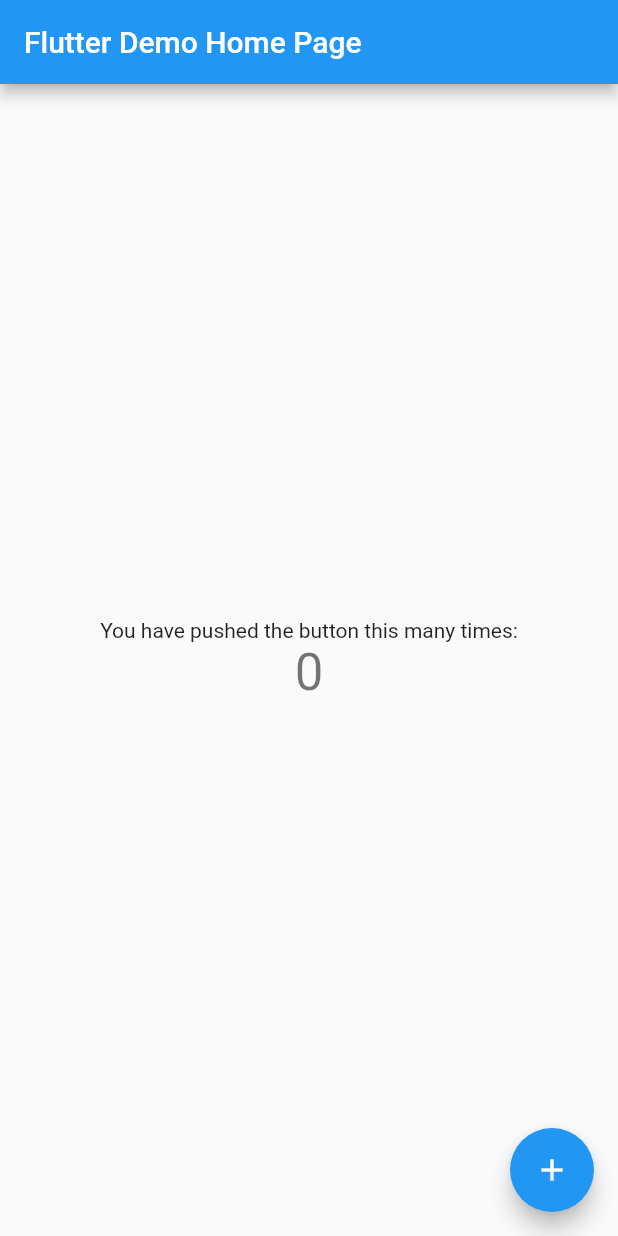
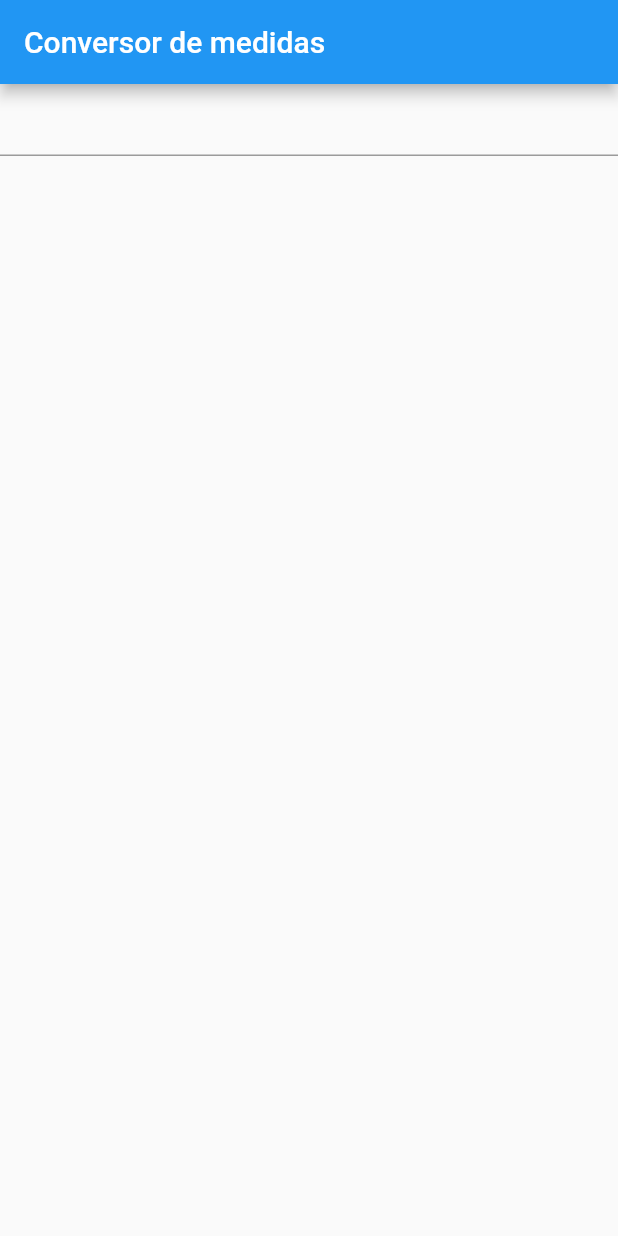
Before and after one commit to tzuzulcode/flutter_enero2022, a Flutter app: the screen it shows after launch, on a phone screen of 412 x 824 dp. Run offline on Flutter 3.47's test engine with Material 2 defaults, Android fonts, the phone set to English and light mode, and no system bars.

Commit message:
Stateful widgets y TextField

```diff
--- a/unit_converter/lib/main.dart
+++ b/unit_converter/lib/main.dart
@@ -10,106 +10,50 @@
   // This widget is the root of your application.
   @override
   Widget build(BuildContext context) {
-    return MaterialApp(
-      title: 'Flutter Demo',
-      theme: ThemeData(
-        // This is the theme of your application.
-        //
-        // Try running your application with "flutter run". You'll see the
-        // application has a blue toolbar. Then, without quitting the app, try
-        // changing the primarySwatch below to Colors.green and then invoke
-        // "hot reload" (press "r" in the console where you ran "flutter run",
-        // or simply save your changes to "hot reload" in a Flutter IDE).
-        // Notice that the counter didn't reset back to zero; the application
-        // is not restarted.
-        primarySwatch: Colors.blue,
-      ),
-      home: const MyHomePage(title: 'Flutter Demo Home Page'),
+    return const MaterialApp(
+      title:"Conversor de medidas",
+      home:MyHomePage()
     );
   }
 }
 
 class MyHomePage extends StatefulWidget {
-  const MyHomePage({Key? key, required this.title}) : super(key: key);
-
-  // This widget is the home page of your application. It is stateful, meaning
-  // that it has a State object (defined below) that contains fields that affect
-  // how it looks.
-
-  // This class is the configuration for the state. It holds the values (in this
-  // case the title) provided by the parent (in this case the App widget) and
-  // used by the build method of the State. Fields in a Widget subclass are
-  // always marked "final".
-
-  final String title;
+  const MyHomePage({Key? key}) : super(key: key);
 
   @override
-  State<MyHomePage> createState() => _MyHomePageState();
+  State<MyHomePage> createState(){
+    return _MyHomePageState();
+  }
 }
 
 class _MyHomePageState extends State<MyHomePage> {
-  int _counter = 0;
+  String _username = "";
 
-  void _incrementCounter() {
-    setState(() {
-      // This call to setState tells the Flutter framework that something has
-      // changed in this State, which causes it to rerun the build method below
-      // so that the display can reflect the updated values. If we changed
-      // _counter without calling setState(), then the build method would not be
-      // called again, and so nothing would appear to happen.
-      _counter++;
-    });
+  @override
+  void initState(){
+    _username = "";
+    super.initState();
   }
 
   @override
   Widget build(BuildContext context) {
-    // This method is rerun every time setState is called, for instance as done
-    // by the _incrementCounter method above.
-    //
-    // The Flutter framework has been optimized to make rerunning build methods
-    // fast, so that you can just rebuild anything that needs updating rather
-    // than having to individually change instances of widgets.
     return Scaffold(
-      appBar: AppBar(
-        // Here we take the value from the MyHomePage object that was created by
-        // the App.build method, and use it to set our appbar title.
-        title: Text(widget.title),
-      ),
-      body: Center(
-        // Center is a layout widget. It takes a single child and positions it
-        // in the middle of the parent.
-        child: Column(
-          // Column is also a layout widget. It takes a list of children and
-          // arranges them vertically. By default, it sizes itself to fit its
-          // children horizontally, and tries to be as tall as its parent.
-          //
-          // Invoke "debug painting" (press "p" in the console, choose the
-          // "Toggle Debug Paint" action from the Flutter Inspector in Android
-          // Studio, or the "Toggle Debug Paint" command in Visual Studio Code)
-          // to see the wireframe for each widget.
-          //
-          // Column has various properties to control how it sizes itself and
-          // how it positions its children. Here we use mainAxisAlignment to
-          // center the children vertically; the main axis here is the vertical
-          // axis because Columns are vertical (the cross axis would be
-          // horizontal).
-          mainAxisAlignment: MainAxisAlignment.center,
-          children: <Widget>[
-            const Text(
-              'You have pushed the button this many times:',
+        appBar: AppBar(
+          title:const Text("Conversor de medidas"),
+        ),
+        body: Center(
+          child: Column(children: [
+            TextField(
+              onChanged: (text){
+                var conversion = text.toUpperCase();
+                setState((){
+                  _username = conversion;
+                });
+              },
             ),
-            Text(
-              '$_counter',
-              style: Theme.of(context).textTheme.headline4,
-            ),
-          ],
+            Text(_username)
+          ],)
         ),
-      ),
-      floatingActionButton: FloatingActionButton(
-        onPressed: _incrementCounter,
-        tooltip: 'Increment',
-        child: const Icon(Icons.add),
-      ), // This trailing comma makes auto-formatting nicer for build methods.
-    );
+      );
   }
 }
```
